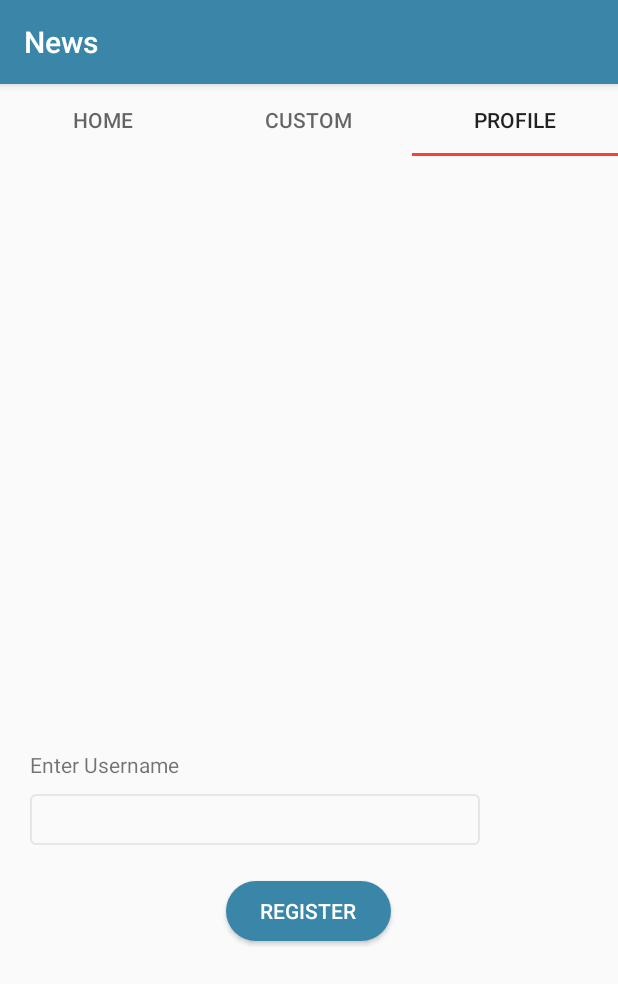
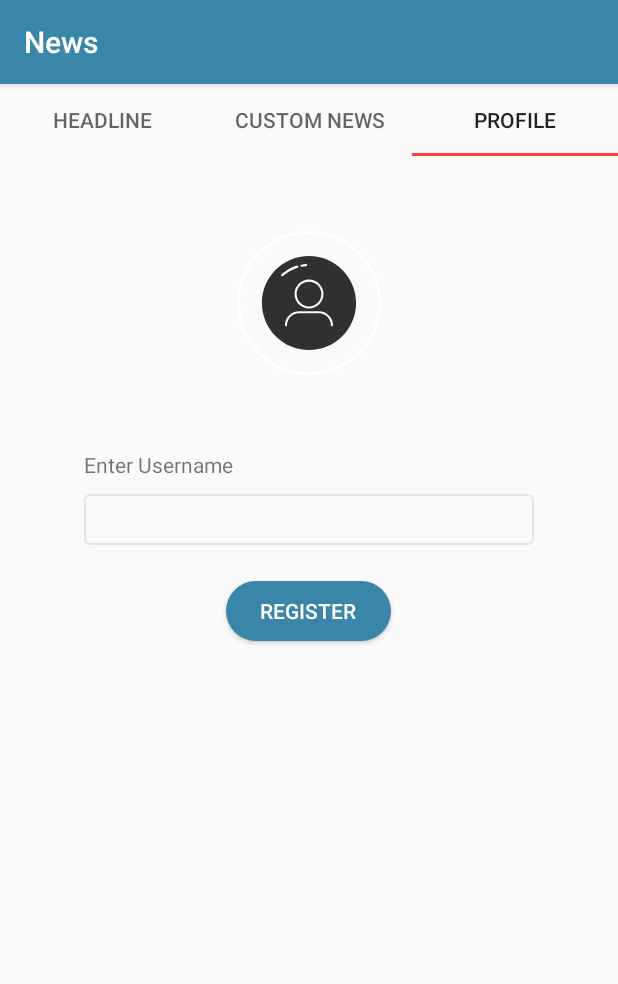
Before and after one commit to shanindur/android-news-app, an Android app: the screen it shows after launch (MainActivity), tab 3 chosen, on a phone screen of 412 x 824 dp. Shown: the top 984 px of the screen. Run offline under Robolectric (Android 15) with nearby library versions, the phone set to English and light mode, and no system bars; our stand-ins replace CircleImageView, Picasso, Volley; libraries missing offline, so code that uses them is left out: com.balysv.materialripple; network calls fail; pictures from the network do not load.

Commit message:
Done Custom News Basic

```diff
--- a/app/src/main/java/com/app/shanindu/news/adapter/NewsAdapter.kt
+++ b/app/src/main/java/com/app/shanindu/news/adapter/NewsAdapter.kt
@@ -32,14 +32,14 @@ class NewsAdapter(val context: Context, val newsList: List<News>) :
 
     inner class MyViewHolder(view: View) : RecyclerView.ViewHolder(view) {
 //        var tvId: TextView
-//        var tvName: TextView
+        var txtHeadline: TextView
         var imgNews: ImageView
         var layout: MaterialRippleLayout
 
 
         init {
             layout = view.findViewById(R.id.layout_parent)
-//            tvId = view.findViewById(R.id.tv_id)
+            txtHeadline = view.findViewById(R.id.txt_headline)
 //            tvName = view.findViewById(R.id.tv_name)
             imgNews = view.findViewById(R.id.img_news)
         }
@@ -61,7 +61,7 @@ class NewsAdapter(val context: Context, val newsList: List<News>) :
         })
 
 //        holder?.tvId?.setText(news.author)
-//        holder?.tvId?.setText(news.author)
+        holder?.txtHeadline?.setText(news.description)
 
         Picasso
                 .get() // give it the context
--- a/app/src/main/java/com/app/shanindu/news/adapter/PageAdapter.kt
+++ b/app/src/main/java/com/app/shanindu/news/adapter/PageAdapter.kt
@@ -27,8 +27,8 @@ class PageAdapter(fm: FragmentManager) : FragmentPagerAdapter(fm) {
 
     override fun getPageTitle(position: Int): CharSequence {
         return when (position) {
-            0 -> "Home"
-            1 -> "Custom"
+            0 -> "Headline"
+            1 -> "Custom News"
             else -> {
                 return "Profile"
             }
--- a/app/src/main/java/com/app/shanindu/news/fragment/CustomFragment.kt
+++ b/app/src/main/java/com/app/shanindu/news/fragment/CustomFragment.kt
@@ -1,18 +1,55 @@
 package com.app.shanindu.news.fragment
 
 
+import android.content.Intent
 import android.os.Bundle
 import android.support.v4.app.Fragment
+import android.support.v7.widget.LinearLayoutManager
+import android.support.v7.widget.RecyclerView
+import android.util.Log
 import android.view.LayoutInflater
 import android.view.View
 import android.view.ViewGroup
+import android.widget.Button
+import android.widget.LinearLayout
+import android.widget.Toast
+import com.android.volley.DefaultRetryPolicy
+import com.android.volley.Request
+import com.android.volley.Response
+import com.android.volley.VolleyError
+import com.android.volley.toolbox.StringRequest
+import com.android.volley.toolbox.Volley
 import com.app.shanindu.news.R
+import com.app.shanindu.news.activity.DetailActivity
+import com.app.shanindu.news.adapter.NewsAdapter
+import com.app.shanindu.news.helper.InternetObserver
+import com.app.shanindu.news.model.News
+import com.google.gson.Gson
+import com.google.gson.reflect.TypeToken
+import org.json.JSONException
+import org.json.JSONObject
+import java.util.ArrayList
 
 
 /**
  * A simple [Fragment] subclass.
  */
 class CustomFragment : Fragment() {
+    private val TAG = "CustomFragment"
+
+    private val BASE_URL = "https://newsapi.org/v2/everything?q="
+    private val KEY = "&apiKey=7e34fe9b5e32418ebc3f42370f1458f3"
+
+    private var recyclerView: RecyclerView? = null
+    private var btnRetry: Button? = null
+    private var layoutManager: RecyclerView.LayoutManager? = null
+    private var mAdapter: NewsAdapter? = null
+    private val newsList = ArrayList<News>()
+    private var lyt_progress: LinearLayout? = null
+    private var lyt_connection: LinearLayout? = null
+    @Volatile
+    private var internetAvailability: Boolean = false
+
 
     override fun onCreate(savedInstanceState: Bundle?) {
         super.onCreate(savedInstanceState)
@@ -27,88 +64,124 @@ class CustomFragment : Fragment() {
         val view: View = inflater.inflate(R.layout.fragment_custom, container, false)
 
 
-//        recyclerView = view.findViewById<RecyclerView>(R.id.recycler_view)
-//        lyt_progress = view.findViewById<LinearLayout>(R.id.lyt_progress)
-//        lyt_connection = view.findViewById<LinearLayout>(R.id.lyt_connection)
-//        btnRetry = view.findViewById<Button>(R.id.btn_retry)
+        recyclerView = view.findViewById<RecyclerView>(R.id.recycler_view)
+        lyt_progress = view.findViewById<LinearLayout>(R.id.lyt_progress)
+        lyt_connection = view.findViewById<LinearLayout>(R.id.lyt_connection)
+        btnRetry = view.findViewById<Button>(R.id.btn_retry)
 
+        initComponent()
 
         // Inflate the layout for this fragment
         return view
     }
 
+    private fun initComponent() {
+
+        // in content do not change the layout size of the RecyclerView
+        recyclerView?.setHasFixedSize(true)
+
+        // use a linear layout manager
+        layoutManager = LinearLayoutManager(context)
+        recyclerView?.setLayoutManager(layoutManager)
+
+        // specify an adapter
+        mAdapter = NewsAdapter(context, newsList)
+        recyclerView?.setAdapter(mAdapter)
+
+        fetchCustomData("bitcoin")
+
+
+        mAdapter?.SetOnItemClickListener(object : NewsAdapter.OnItemClickListener {
+            override fun onItemClick(view: View, position: Int, obj: News) {
+                val intent = Intent(context, DetailActivity::class.java)
+//                intent.putExtra("news", News as Serializable)
+                startActivity(intent)
+
+            }
+        })
+    }
+
     //    //fetching custom news from API
-//    private fun fetchCustomData(user_id: String) {
-//
-////        lyt_progress.setVisibility(View.VISIBLE)
-////        lyt_progress.setAlpha(1.0f)
-////        recyclerView.setVisibility(View.GONE)
-//
-//
-//        internetAvailability = InternetObserver.isConnectedToInternet(context)
-//        if (internetAvailability) {
-//// Instantiate the RequestQueue.
-//            val queue = Volley.newRequestQueue(context)
-//            val request = object :
-//                    StringRequest(
-//                            Request.Method.GET,
-//                            SINGLE_USER_URL + user_id,
-//                            object : Response.Listener<String> {
-//                                override fun onResponse(response: String) {
-//                                    Log.d("response", "" + response)
-//                                    if (response == "") {
-//                                        return
-//                                    }
-//                                    try {
-//
-//                                        val jObj = JSONObject(response)
-//
-//                                        val obj = jObj.getJSONObject("data")
-//
-//                                        var user: News = News(
-//                                                obj.getString("id"),
-//                                                obj.getString("first_name"),
-//                                                obj.getString("last_name"),
-//                                                obj.getString("email"),
-//                                                obj.getString("avatar")
-//                                        )
-//
-//
-//                                    } catch (e: JSONException) {
-//                                        e.printStackTrace()
-//                                    }
-//
-//
-//                                }
-//                            },
-//                            object : Response.ErrorListener {
-//                                override fun onErrorResponse(error: VolleyError) {
-//                                    // error in getting json
-//                                    Log.e(TAG, "Error: " + error.message)
-//
-//
-//                                }
-//                            }) {
-//
-//
-//            }
-//            request.setRetryPolicy(
-//                    DefaultRetryPolicy(
-//                            60000,
-//                            DefaultRetryPolicy.DEFAULT_MAX_RETRIES,
-//                            DefaultRetryPolicy.DEFAULT_BACKOFF_MULT
-//                    )
-//            )
-//            queue.add(request)
-//
-//        } else {
-//
-//            Toast.makeText(context, R.string.no_internet, Toast.LENGTH_LONG).show()
-//
-//
-//        }
-//    }
-//
+    private fun fetchCustomData(keyword: String) {
+
+//        lyt_progress.setVisibility(View.VISIBLE)
+//        lyt_progress.setAlpha(1.0f)
+//        recyclerView.setVisibility(View.GONE)
+
+
+        internetAvailability = InternetObserver.isConnectedToInternet(context)
+        if (internetAvailability) {
+// Instantiate the RequestQueue.
+            val queue = Volley.newRequestQueue(context)
+            val request = object :
+                    StringRequest(
+                            Request.Method.GET,
+                            BASE_URL + keyword + KEY,
+                            object : Response.Listener<String> {
+                                override fun onResponse(response: String) {
+                                    Log.d("response", "" + response)
+                                    if (response == "") {
+                                        return
+                                    }
+                                    try {
+
+                                        val jObj = JSONObject(response)
+                                        val news: List<News>
+
+                                        news = Gson().fromJson<List<News>>(
+                                                jObj.getJSONArray("articles").toString(),
+                                                object : TypeToken<List<News>>() {
+
+                                                }.type
+                                        )
+
+                                        // adding users to user list
+                                        newsList.clear()
+                                        newsList.addAll(news)
+
+                                        // refreshing recycler view
+                                        mAdapter?.notifyDataSetChanged()
+
+                                        lyt_progress?.setVisibility(View.GONE)
+                                        recyclerView?.setAlpha(1.0f)
+                                        recyclerView?.setVisibility(View.VISIBLE)
+
+
+                                    } catch (e: JSONException) {
+                                        e.printStackTrace()
+                                    }
+
+
+                                }
+                            },
+                            object : Response.ErrorListener {
+                                override fun onErrorResponse(error: VolleyError) {
+                                    // error in getting json
+                                    Log.e(TAG, "Error: " + error.message)
+
+
+                                }
+                            }) {
+
+
+            }
+            request.setRetryPolicy(
+                    DefaultRetryPolicy(
+                            60000,
+                            DefaultRetryPolicy.DEFAULT_MAX_RETRIES,
+                            DefaultRetryPolicy.DEFAULT_BACKOFF_MULT
+                    )
+            )
+            queue.add(request)
+
+        } else {
+
+            Toast.makeText(context, R.string.no_internet, Toast.LENGTH_LONG).show()
+
+
+        }
+    }
+
 
     override fun onDetach() {
         super.onDetach()
--- a/app/src/main/java/com/app/shanindu/news/fragment/HomeFragment.kt
+++ b/app/src/main/java/com/app/shanindu/news/fragment/HomeFragment.kt
@@ -59,7 +59,7 @@ class HomeFragment : Fragment() {
             savedInstanceState: Bundle?
     ): View? {
         val view: View = inflater.inflate(R.layout.fragment_home, container, false)
-        val context = activity as Context
+
 
         recyclerView = view.findViewById<RecyclerView>(R.id.recycler_view)
         lyt_progress = view.findViewById<LinearLayout>(R.id.lyt_progress)
@@ -69,12 +69,12 @@ class HomeFragment : Fragment() {
 
 
 
-        initComponent(view)
+        initComponent()
         // Inflate the layout for this fragment
         return view
     }
 
-    private fun initComponent(view: View) {
+    private fun initComponent() {
 
         // in content do not change the layout size of the RecyclerView
         recyclerView?.setHasFixedSize(true)
--- a/app/src/main/java/com/app/shanindu/news/model/News.kt
+++ b/app/src/main/java/com/app/shanindu/news/model/News.kt
@@ -4,12 +4,13 @@ import android.os.Parcelable
 import java.io.Serializable
 
 class News : Serializable {
-    var id: String = ""
-    var name: String = ""
     var author: String = ""
     var title: String = ""
     var description: String = ""
+    var url: String = ""
     var urlToImage: String = ""
+    var publishedAt: String = ""
+    var content: String = ""
 
     constructor() {}
 
--- a/app/src/main/res/layout/fragment_profile.xml
+++ b/app/src/main/res/layout/fragment_profile.xml
@@ -10,10 +10,14 @@
         android:layout_width="match_parent"
         android:layout_height="match_parent">
 
+        <ScrollView
+            android:layout_width="match_parent"
+            android:layout_height="match_parent">
+
             <LinearLayout
                 android:layout_width="match_parent"
                 android:layout_height="wrap_content"
-            android:layout_centerInParent="true"
+                android:layout_marginTop="@dimen/margin_medium"
                 android:orientation="vertical"
                 android:padding="@dimen/padding_medium">
 
@@ -23,13 +27,19 @@
                     android:layout_height="96dp"
                     android:layout_gravity="center"
                     android:layout_marginTop="@dimen/margin_small"
+                    android:src="@drawable/ic_default_profile"
                     app:civ_border_color="@color/white"
                     app:civ_border_width="2dp"
                     app:civ_circle_background_color="@color/grey_50" />
 
+                <RelativeLayout
+                    android:layout_width="match_parent"
+                    android:layout_height="wrap_content">
+
                     <LinearLayout
-                android:layout_width="match_parent"
+                        android:layout_width="wrap_content"
                         android:layout_height="wrap_content"
+                        android:layout_centerHorizontal="true"
                         android:layout_marginTop="@dimen/margin_large"
                         android:orientation="vertical">
 
@@ -45,6 +55,7 @@
                             android:background="@drawable/edit_text_round_bg_outline" />
                     </LinearLayout>
 
+                </RelativeLayout>
 
                 <Button
                     android:layout_width="wrap_content"
@@ -54,7 +65,12 @@
                     android:background="@drawable/btn_rounded_primary"
                     android:text="@string/btn_text_register"
                     android:textColor="@color/white" />
+
+                <View
+                    android:layout_width="match_parent"
+                    android:layout_height="100dp" />
             </LinearLayout>
+        </ScrollView>
     </RelativeLayout>
 
 </FrameLayout>
--- a/app/src/main/res/values/strings.xml
+++ b/app/src/main/res/values/strings.xml
@@ -2,6 +2,7 @@
     <string name="app_name">News</string>
     <string name="retry">Retry</string>
     <string name="title_news">News</string>
+    <string name="title_headline">Headline</string>
     <string name="no_internet">No internet</string>
     <string name="btn_text_register">Register</string>
     <string name="text_username">Enter Username</string>
```
Also changed, not shown: app/src/main/java/com/app/shanindu/news/activity/DetailActivity.kt (+12 -0 lines), app/src/main/res/layout/fragment_custom.xml (+13 -5 lines), app/src/main/res/layout/fragment_home.xml (+13 -5 lines), app/src/main/res/layout/list_item.xml (+11 -1 lines), 120 other files. Lines whose indentation alone changed are shown as unchanged.
